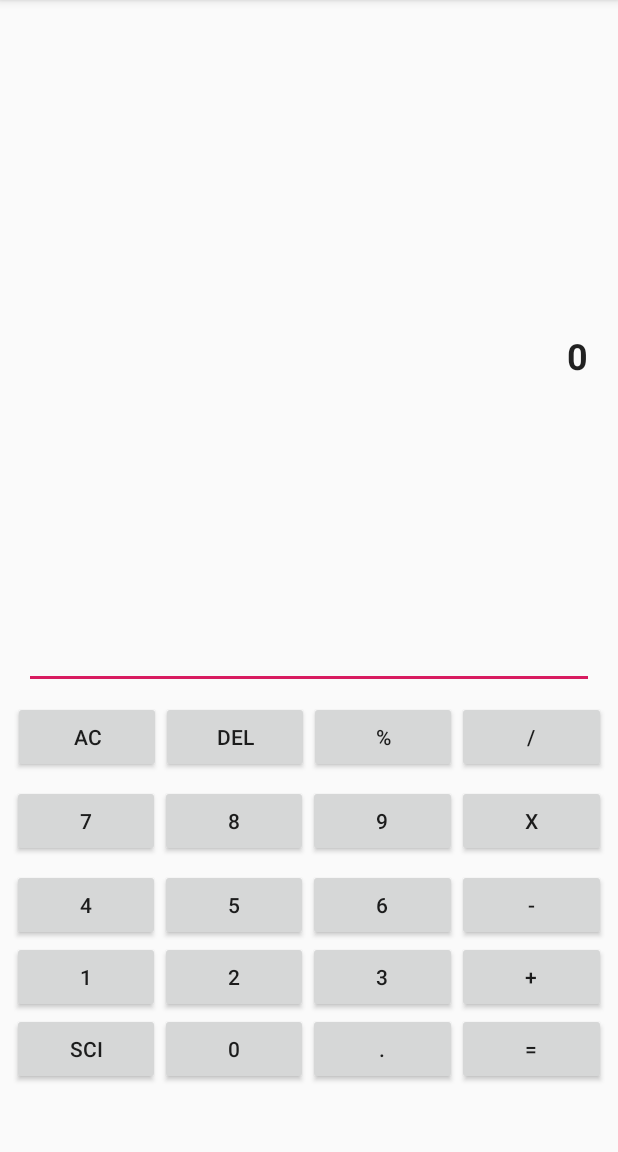
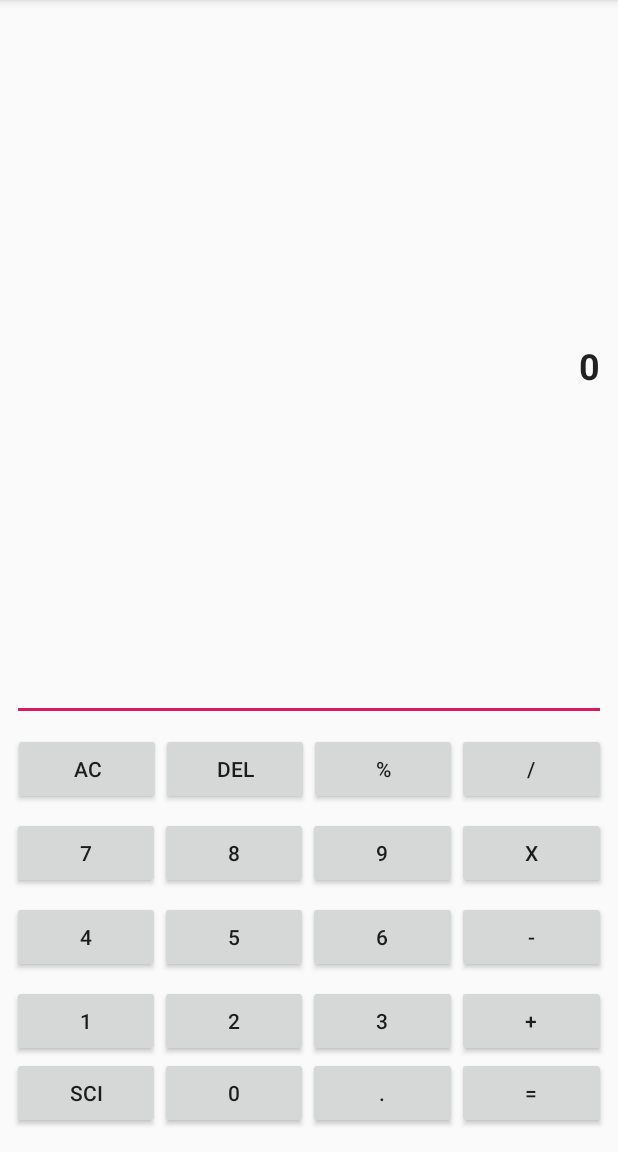
Before and after one commit to ShaneCunn/calculatorAndroidNew, an Android app: the screen it shows after launch (MainActivity), on a phone screen of 412 x 824 dp, the part 84-1236 px from its top. Run offline under Robolectric (Android 15) with nearby library versions, the phone set to English and light mode, and no system bars.

Commit message:
fixed main layout

```diff
--- a/app/src/main/res/layout/activity_main.xml
+++ b/app/src/main/res/layout/activity_main.xml
@@ -10,18 +10,19 @@
     <EditText
         android:id="@+id/displayTV"
         android:layout_width="0dp"
-        android:layout_height="443dp"
-        android:layout_marginStart="16dp"
-        android:layout_marginTop="16dp"
-        android:layout_marginEnd="16dp"
+        android:layout_height="0dp"
+        android:layout_marginStart="8dp"
+        android:layout_marginTop="8dp"
+        android:layout_marginEnd="8dp"
+        android:layout_marginBottom="8dp"
         android:clickable="true"
         android:editable="false"
         android:text="@string/defaultTextvalue"
         android:textAlignment="textEnd"
         android:textSize="24sp"
         android:textStyle="bold"
+        app:layout_constraintBottom_toTopOf="@+id/Top"
         app:layout_constraintEnd_toEndOf="parent"
-        app:layout_constraintHorizontal_bias="0.0"
         app:layout_constraintStart_toStartOf="parent"
         app:layout_constraintTop_toTopOf="parent" />
 
@@ -30,12 +31,12 @@
         android:layout_width="395dp"
         android:layout_height="wrap_content"
         android:layout_marginStart="8dp"
-        android:layout_marginTop="8dp"
         android:layout_marginEnd="8dp"
+        android:layout_marginBottom="8dp"
         android:orientation="horizontal"
+        app:layout_constraintBottom_toTopOf="@+id/Top1"
         app:layout_constraintEnd_toEndOf="parent"
-        app:layout_constraintStart_toStartOf="parent"
-        app:layout_constraintTop_toBottomOf="@+id/displayTV">
+        app:layout_constraintStart_toStartOf="parent">
 
         <Button
             android:id="@+id/buttonAC"
@@ -80,12 +81,12 @@
         android:layout_width="match_parent"
         android:layout_height="wrap_content"
         android:layout_marginStart="8dp"
-        android:layout_marginTop="8dp"
         android:layout_marginEnd="8dp"
+        android:layout_marginBottom="8dp"
         android:orientation="horizontal"
+        app:layout_constraintBottom_toTopOf="@+id/Middle"
         app:layout_constraintEnd_toEndOf="parent"
-        app:layout_constraintStart_toStartOf="parent"
-        app:layout_constraintTop_toBottomOf="@+id/Top">
+        app:layout_constraintStart_toStartOf="parent">
 
         <Button
             android:id="@+id/button7"
@@ -118,16 +119,16 @@
 
 
     <LinearLayout
-        android:id="@+id/Top2"
-        android:layout_width="match_parent"
+        android:id="@+id/Middle"
+        android:layout_width="0dp"
         android:layout_height="wrap_content"
         android:layout_marginStart="8dp"
-        android:layout_marginTop="8dp"
         android:layout_marginEnd="8dp"
+        android:layout_marginBottom="8dp"
         android:orientation="horizontal"
+        app:layout_constraintBottom_toTopOf="@+id/Bottom2"
         app:layout_constraintEnd_toEndOf="parent"
-        app:layout_constraintStart_toStartOf="parent"
-        app:layout_constraintTop_toBottomOf="@+id/Top1">
+        app:layout_constraintStart_toStartOf="parent">
 
         <Button
             android:id="@+id/button4"
@@ -168,10 +169,11 @@
         android:layout_height="wrap_content"
         android:layout_marginStart="8dp"
         android:layout_marginEnd="8dp"
+        android:layout_marginBottom="63dp"
         android:orientation="horizontal"
+        app:layout_constraintBottom_toBottomOf="parent"
         app:layout_constraintEnd_toEndOf="parent"
-        app:layout_constraintStart_toStartOf="parent"
-        app:layout_constraintTop_toBottomOf="@+id/Top2">
+        app:layout_constraintStart_toStartOf="parent">
 
         <Button
             android:id="@+id/button1"
@@ -206,7 +208,7 @@
     <LinearLayout
         android:id="@+id/Bottom"
         android:layout_width="match_parent"
-        android:layout_height="0dp"
+        android:layout_height="wrap_content"
         android:layout_marginStart="8dp"
         android:layout_marginEnd="8dp"
         android:orientation="horizontal"
--- a/app/src/main/res/values/strings.xml
+++ b/app/src/main/res/values/strings.xml
@@ -37,6 +37,6 @@
     <string name="sqx">sqx</string>
     <string name="x">x!</string>
     <string name="oneX">1/x</string>
-    <string name="pie">pie</string>
+    <string name="pie">\u03C0</string>
     <string name="e">e</string>
 </resources>
```
